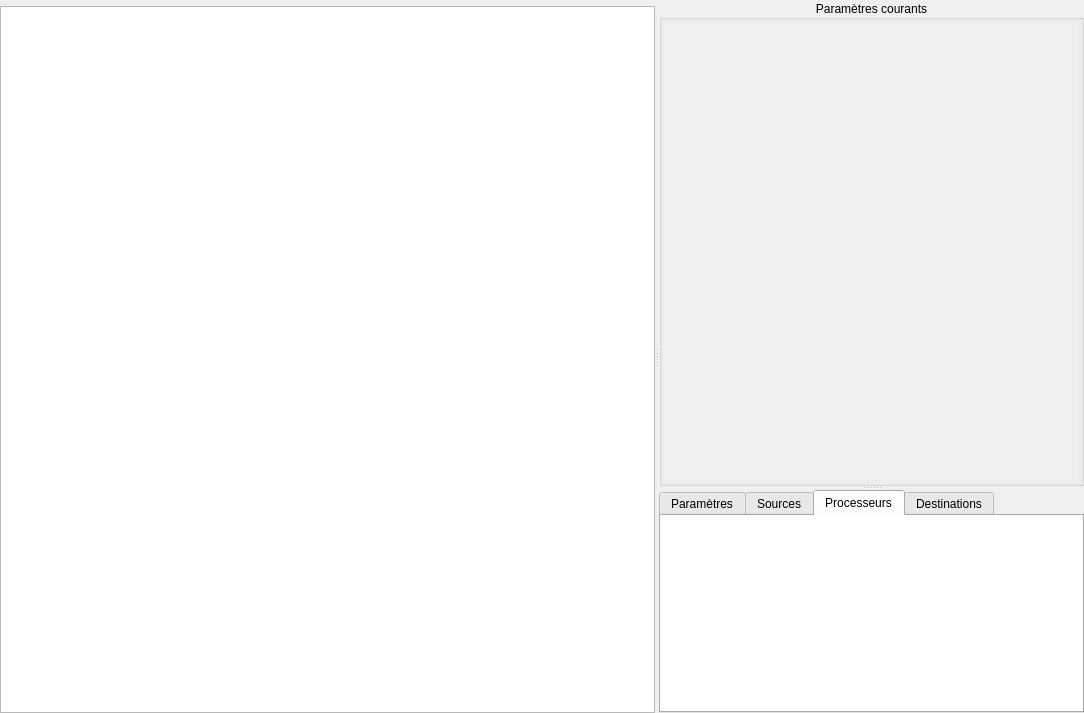
Qt form main/qt/MatisseServer/ui/ExpertFormWidget.ui (IfremerUnderwater/Matisse) before a commit.
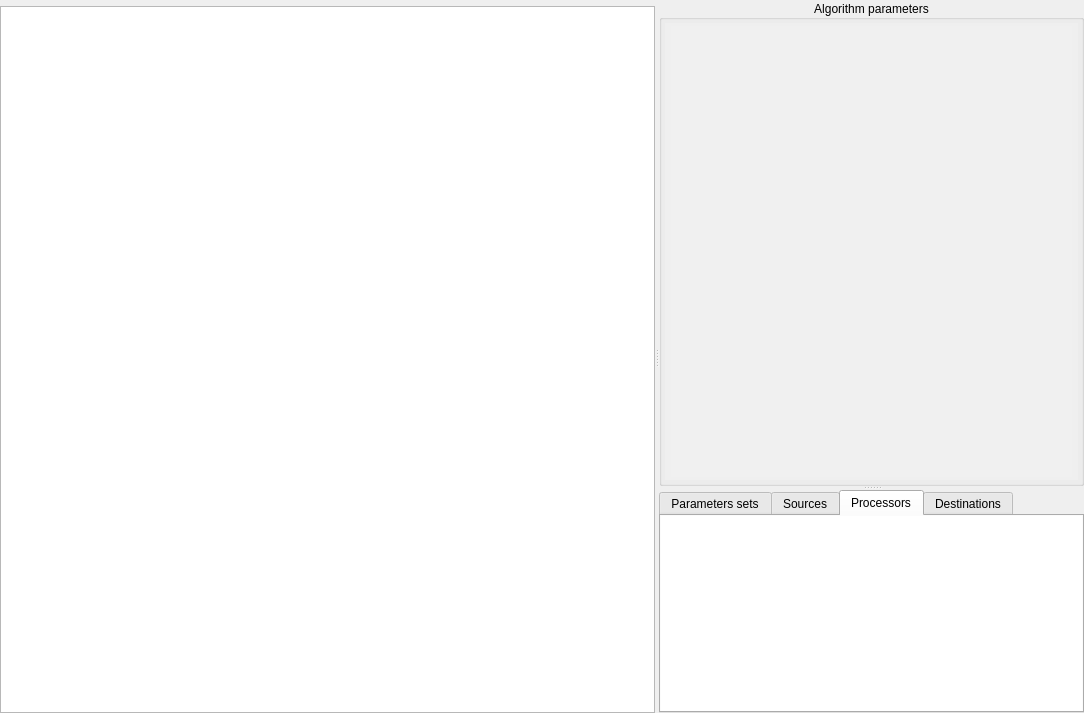
The same form after that commit. The open tabs and pages were chosen to show the change.

Patch:
```diff
--- a/main/qt/MatisseServer/ui/ExpertFormWidget.ui
+++ b/main/qt/MatisseServer/ui/ExpertFormWidget.ui
@@ -110,7 +110,7 @@
         </sizepolicy>
        </property>
        <property name="title">
-        <string>Paramètres courants</string>
+        <string>Algorithm parameters</string>
        </property>
        <property name="alignment">
         <set>Qt::AlignCenter</set>
@@ -253,7 +253,7 @@
        </property>
        <widget class="QWidget" name="_TABW_parameters">
         <attribute name="title">
-         <string>Paramètres</string>
+         <string>Parameters sets</string>
         </attribute>
         <layout class="QGridLayout" name="gridLayout_7">
          <property name="leftMargin">
@@ -382,7 +382,7 @@
        </widget>
        <widget class="QWidget" name="_TABW_processors">
         <attribute name="title">
-         <string>Processeurs</string>
+         <string>Processors</string>
         </attribute>
         <layout class="QGridLayout" name="gridLayout_4">
          <property name="leftMargin">
```
Left out of the diff: 6 changed lines with no effect on the pictures.
